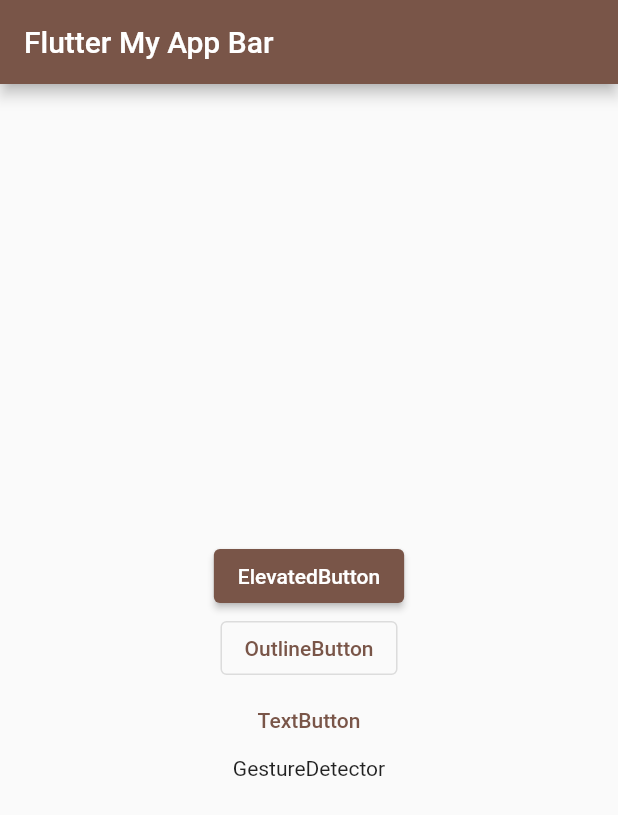
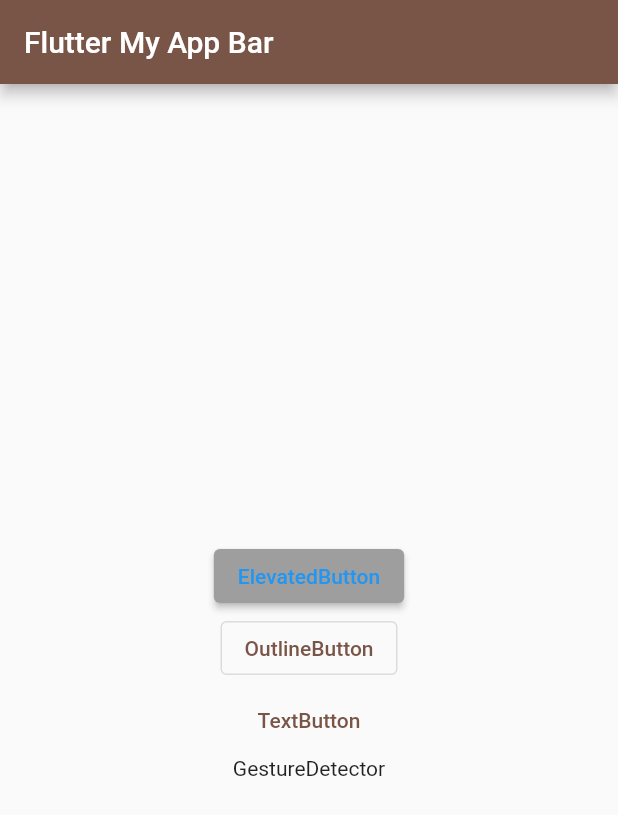
Before and after one commit to Juwon-Yun/LearnFlutter, a Flutter app: the screen it shows after launch, after a tap on "ElevatedButton", on a phone screen of 412 x 824 dp. Shown: the top 815 px of the screen. Run offline on Flutter 3.47's test engine with Material 2 defaults, Android fonts, the phone set to English and light mode, and no system bars.

Commit message:
feat: button onpress onLongPress, style

```diff
--- a/lib/page/buttons.dart
+++ b/lib/page/buttons.dart
@@ -17,11 +17,21 @@ class MyButtons extends StatelessWidget {
           // Container(
           //   child: ElevatedButton( onPressed:  (){}, child: const Text("안녕"),),
           // ),
-          ElevatedButton(onPressed: () {},
+          ElevatedButton(
+              onPressed: () {
+            print("ElevatedButton");
+              },
+              onLongPress: (){print("ElevatedButton LongPress");},
+              style: ElevatedButton.styleFrom(
+                  primary: Colors.grey,
+                  onPrimary: Colors.blue,
+              ),
+              // button의 child에 직접적으로 style을 넣는 것은 권장하지 않는다.
+              // child의 style이 상위 위젯의 스타일보다 우선적으로 적용되기 때문에.
               child: const Text("ElevatedButton")),
-          OutlinedButton(onPressed: (){}, child: const Text("OutlineButton")),
-          TextButton(onPressed: (){}, child: const Text("TextButton")),
-          GestureDetector(onTap: (){}, child: const Text("GestureDetector"),)
+          OutlinedButton(onPressed: (){ print("OutlinedButton");}, child: const Text("OutlineButton")),
+          TextButton(onPressed: (){ print("TextButton");}, child: const Text("TextButton")),
+          GestureDetector(onTap: (){ print("GestureDetector");}, child: const Text("GestureDetector"),)
         ],
       ),
       )
```
Also changed, not shown: 1 other file.
